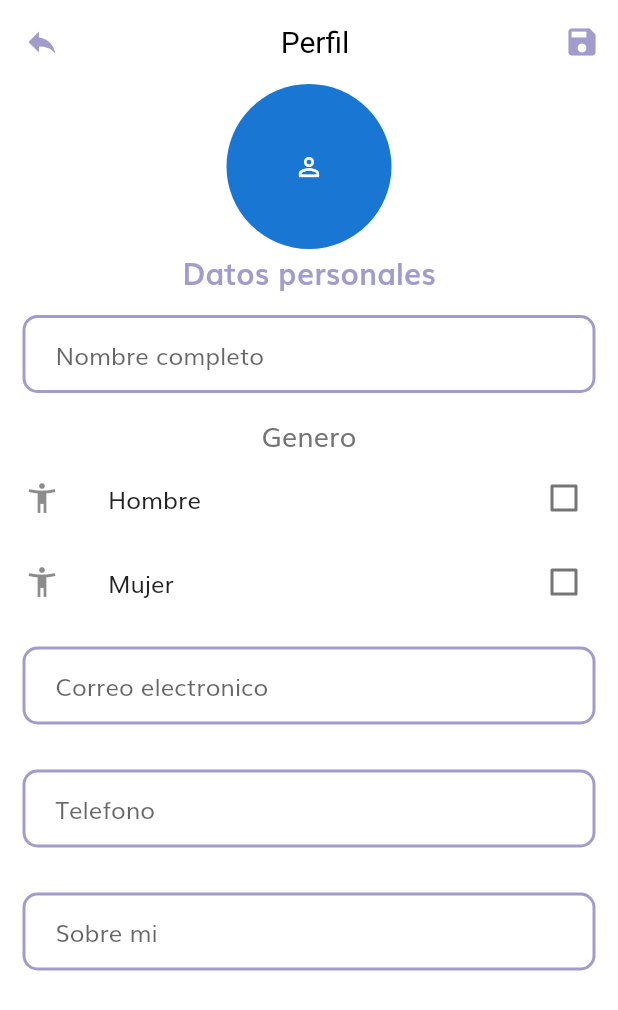
After one commit to StevenMontero/grocery_store_app_mobile, a Flutter app: the ProfilePage screen opened by its route, after a tap on "Editar Perfil", on a phone screen of 412 x 824 dp. The commit adds this screen. Shown: the top 1010 px of the screen. Run offline on Flutter 3.47's test engine with Material 2 defaults, Android fonts, the phone set to English and light mode, and no system bars; our stand-ins replace bloc, equatable, firebase_auth, firebase_core, flutter_bloc, flutter_svg and 4 more; missing offline and left inert: flutter_facebook_auth, pedantic; accounts and stored records are empty; network calls fail; project files that could hold a hidden picture were left out.

Commit message:
Perfil/editPerfil

```diff
--- a/lib/main.dart
+++ b/lib/main.dart
@@ -81,7 +81,7 @@ class _AppViewState extends State<AppView> {
           listener: (context, state) {
             switch (state.status) {
               case AuthenticationStatus.authenticated:
-                _navigator.pushReplacementNamed('home');
+                _navigator.pushReplacementNamed('profile');
                 break;
               case AuthenticationStatus.unauthenticated:
                 _navigator.pushReplacementNamed('choseLogOSig');
--- /dev/null
+++ b/lib/src/pages/Profile/edit_profile_page.dart
@@ -0,0 +1,192 @@
+import 'package:flutter/material.dart';
+import 'package:flutter_bloc/flutter_bloc.dart';
+import 'package:font_awesome_flutter/font_awesome_flutter.dart';
+import 'package:lamanda_petshopcr/src/blocs/AuthenticationBloc/authentication_bloc.dart';
+import 'package:lamanda_petshopcr/src/theme/colors.dart';
+import 'package:meta/meta.dart';
+
+class EditProfilePage extends StatefulWidget {
+  @override
+  State<StatefulWidget> createState() {
+    return _EditProfilePage();
+  }
+}
+
+class _EditProfilePage extends State<EditProfilePage> {
+  @override
+  Widget build(BuildContext context) {
+    final user = BlocProvider.of<AuthenticationBloc>(context).state.user;
+    return Scaffold(
+        appBar: buildAppbar(),
+        body: SingleChildScrollView(
+          child: Column(
+            //con Stack
+            //alignment: Alignment.center,
+            children: [
+              Container(
+                color: Colors.white,
+              ),
+              Positioned(
+                top: 15,
+                child: Center(
+                  child: CircleAvatar(
+                    radius: 55,
+                    backgroundImage:
+                        user.photo != null ? NetworkImage(user.photo) : null,
+                    child: user.photo == null
+                        ? const Icon(Icons.person_outline, size: 20)
+                        : null,
+                  ),
+                ),
+              ),
+              Column(
+                mainAxisAlignment: MainAxisAlignment.center,
+                children: <Widget>[
+                  Container(
+                    child: Text("Datos personales",
+                        style: new TextStyle(
+                            fontSize: 20,
+                            fontWeight: FontWeight.bold,
+                            color: ColorsApp.secondaryColorlightPurple)),
+                  ),
+                  buildOptionPerfil(),
+                ],
+              )
+            ],
+          ),
+        ));
+  }
+
+  Widget buildAppbar() {
+    return AppBar(
+      leading: Builder(
+        builder: (BuildContext context) {
+          return IconButton(
+            icon: const Icon(
+              Icons.reply,
+              color: ColorsApp.secondaryColorlightPurple,
+            ),
+            onPressed: () {
+              Navigator.of(context).pushReplacementNamed('profile');
+            },
+          );
+        },
+      ),
+      title: Center(
+          child: Text('Perfil',
+              style: new TextStyle(fontSize: 20, color: Colors.black))),
+      actions: <Widget>[
+        IconButton(
+          icon:
+              new Icon(Icons.save, color: ColorsApp.secondaryColorlightPurple),
+          onPressed: () {},
+        ),
+      ],
+    );
+  }
+
+  Widget buildOptionPerfil() {
+    bool _rest = false;
+    return Column(children: <Widget>[
+      Container(
+        margin: EdgeInsets.all(15),
+        decoration: BoxDecoration(
+            borderRadius: BorderRadius.all(Radius.circular(10.0)),
+            border: Border.all(
+                width: 2, color: ColorsApp.secondaryColorlightPurple)),
+        child: Column(
+          children: <Widget>[
+            Padding(
+              padding: const EdgeInsets.only(left: 20.0),
+              child: TextField(
+                decoration: InputDecoration(
+                    border: InputBorder.none, hintText: 'Nombre completo'),
+              ),
+            ),
+          ],
+        ),
+      ),
+      Text("Genero",style: new TextStyle(fontSize: 18)),
+      Container(
+        child: CheckboxListTile(
+          title: Text("Hombre"),
+          secondary: Icon(Icons.accessibility_new),
+          controlAffinity: ListTileControlAffinity.platform,
+          value: _rest,
+          onChanged: (bool value) {
+            setState(() {
+              _rest = value;
+            });
+          },
+        ),
+      ),
+      Container(
+        child: CheckboxListTile(
+          title: Text("Mujer"),
+          secondary: Icon(Icons.accessibility_new),
+          controlAffinity: ListTileControlAffinity.platform,
+          value: _rest,
+          onChanged: (bool value) {
+            setState(() {
+              _rest = value;
+            });
+          },
+        ),
+      ),
+      Container(
+        margin: EdgeInsets.all(15),
+        decoration: BoxDecoration(
+            borderRadius: BorderRadius.all(Radius.circular(10.0)),
+            border: Border.all(
+                width: 2, color: ColorsApp.secondaryColorlightPurple)),
+        child: Column(
+          children: <Widget>[
+            Padding(
+              padding: const EdgeInsets.only(left: 20.0),
+              child: TextField(
+                decoration: InputDecoration(
+                    border: InputBorder.none, hintText: 'Correo electronico'),
+              ),
+            ),
+          ],
+        ),
+      ),
+      Container(
+        margin: EdgeInsets.all(15),
+        decoration: BoxDecoration(
+            borderRadius: BorderRadius.all(Radius.circular(10.0)),
+            border: Border.all(
+                width: 2, color: ColorsApp.secondaryColorlightPurple)),
+        child: Column(
+          children: <Widget>[
+            Padding(
+              padding: const EdgeInsets.only(left: 20.0),
+              child: TextField(
+                decoration: InputDecoration(
+                    border: InputBorder.none, hintText: 'Telefono'),
+              ),
+            ),
+          ],
+        ),
+      ),
+      Container(
+        margin: EdgeInsets.all(15),
+        decoration: BoxDecoration(
+            borderRadius: BorderRadius.all(Radius.circular(10.0)),
+            border: Border.all(
+                width: 2, color: ColorsApp.secondaryColorlightPurple)),
+        child: Column(
+          children: <Widget>[
+            Padding(
+              padding: const EdgeInsets.only(left: 20.0),
+              child: TextField(
+                decoration: InputDecoration(
+                    border: InputBorder.none, hintText: 'Sobre mi'),
+              ),
+            ),
+          ],
+        ),
+      ),
+    ]);
+  }
+}
--- /dev/null
+++ b/lib/src/pages/Profile/profile_page.dart
@@ -0,0 +1,194 @@
+import 'package:flutter/material.dart';
+import 'package:flutter_bloc/flutter_bloc.dart';
+import 'package:flutter_svg/flutter_svg.dart';
+import 'package:font_awesome_flutter/font_awesome_flutter.dart';
+import 'package:lamanda_petshopcr/src/blocs/AuthenticationBloc/authentication_bloc.dart';
+import 'package:lamanda_petshopcr/src/library/language_library/easy_localization.dart';
+import 'package:lamanda_petshopcr/src/models/product.dart';
+import 'package:lamanda_petshopcr/src/theme/colors.dart';
+import 'package:lamanda_petshopcr/src/widgets/BottomNavBar/bottom_navbar.dart';
+import 'package:lamanda_petshopcr/src/widgets/BottomNavBar/cubit/navbar_cubit.dart';
+import 'package:lamanda_petshopcr/src/widgets/Category/category.dart';
+import 'package:lamanda_petshopcr/src/widgets/product_card.dart';
+import 'package:flutter/cupertino.dart';
+import 'package:flutter/material.dart';
+
+import '../../theme/colors.dart';
+
+class ProfilePage extends StatefulWidget {
+  @override
+  State<StatefulWidget> createState() {
+    return _ProfilePage();
+  }
+}
+
+class _ProfilePage extends State<ProfilePage> {
+  @override
+  Widget build(BuildContext context) {
+    final user = BlocProvider.of<AuthenticationBloc>(context).state.user;
+    return Scaffold(
+      body: Stack(
+        alignment: Alignment.center,
+        children: [
+          Container(
+            color: Colors.white,
+          ),
+          Positioned(
+            top: 0,
+            child: Container(
+              color: ColorsApp.secondaryColorlightPurple,
+              width: 800,
+              height: 150,
+            ),
+          ),
+          // Container(
+          Positioned(
+            top: 90,
+            child: Center(
+              child: CircleAvatar(
+                  radius: 60,
+                  backgroundColor: Colors.white,
+                  child: CircleAvatar(
+                    radius: 55,
+                    backgroundImage:
+                        user.photo != null ? NetworkImage(user.photo) : null,
+                    child: user.photo == null
+                        ? const Icon(Icons.person_outline, size: 20)
+                        : null,
+                  )),
+            ),
+          ),
+          Positioned(
+            top: 220,
+            child: Column(
+              children: <Widget>[
+                botonPerfil(),
+              ],
+            ),
+          ),
+          Column(
+              mainAxisAlignment: MainAxisAlignment.center,
+              children: <Widget>[
+                botonsOptions(),
+              ])
+        ],
+      ),
+    );
+  }
+
+  Widget botonPerfil() {
+    return Column(
+      children: <Widget>[
+        Center(
+          child: Text("Nombre Apellido",
+              style: new TextStyle(fontSize: 15,
+                  fontWeight: FontWeight.bold, color: Colors.black)),
+        ),
+        MaterialButton(
+          onPressed: () {
+            Navigator.of(context).pushReplacementNamed('editProfile');
+          },
+          child: Row(
+            children: [
+              Icon(FontAwesomeIcons.userEdit,
+                  color: ColorsApp.secondaryColorlightPurple, size: 20),
+              Text("   Editar Perfil",
+                  style: new TextStyle(
+                      fontSize: 12,
+                      fontWeight: FontWeight.bold,
+                      color: ColorsApp.secondaryColorlightPurple)),
+            ],
+          ),
+        ),
+      ],
+    );
+  }
+
+  Widget botonsOptions() {
+    return Column(
+        mainAxisAlignment: MainAxisAlignment.spaceEvenly,
+        children: <Widget>[
+          MaterialButton(
+              onPressed: () {},
+              color: Colors.white,
+              minWidth: 100,
+              height: 60,
+              child: Row(
+                children: [
+                  Image.asset(
+                    "assets/icons/creditAcount.png",
+                    width: 40,
+                    height: 40,
+                  ),
+                  Padding(
+                    padding: const EdgeInsets.only(left: 20.0),
+                    child: Text("Metodos de pago"),
+                  ),
+                ],
+              )),
+          Divider(
+            height: 0.5,
+          ),
+          MaterialButton(
+              onPressed: () {},
+              color: Colors.white,
+              minWidth: 100,
+              height: 60,
+              child: Row(
+                children: [
+                  Image.asset(
+                    "assets/icons/truck.png",
+                    width: 40,
+                    height: 40,
+                  ),
+                  Padding(
+                    padding: const EdgeInsets.only(left: 20.0),
+                    child: Text("Ordenes"),
+                  ),
+                ],
+              )),
+          Divider(
+            height: 0.5,
+          ),
+          MaterialButton(
+              onPressed: () {},
+              color: Colors.white,
+              minWidth: 100,
+              height: 60,
+              child: Row(
+                children: [
+                  Image.asset(
+                    "assets/icons/setting.png",
+                    width: 40,
+                    height: 40,
+                  ),
+                  Padding(
+                    padding: const EdgeInsets.only(left: 20.0),
+                    child: Text("Configuraciones"),
+                  ),
+                ],
+              )),
+          Divider(
+            height: 0.5,
+          ),
+          MaterialButton(
+              onPressed: () {},
+              color: Colors.white,
+              minWidth: 100,
+              height: 60,
+              child: Row(
+                children: [
+                  Image.asset(
+                    "assets/icons/aboutapp.png",
+                    width: 40,
+                    height: 40,
+                  ),
+                  Padding(
+                    padding: const EdgeInsets.only(left: 20.0),
+                    child: Text("Sobre nosotros"),
+                  ),
+                ],
+              ))
+        ]);
+  }
+}
--- a/lib/src/routes/routes.dart
+++ b/lib/src/routes/routes.dart
@@ -3,6 +3,8 @@ import 'package:lamanda_petshopcr/src/pages/Home/home_page.dart';
 import 'package:lamanda_petshopcr/src/pages/LoginAndSignUp/Login/login_page.dart';
 import 'package:lamanda_petshopcr/src/pages/LoginAndSignUp/Signup/signup_page.dart';
 import 'package:lamanda_petshopcr/src/pages/LoginAndSignUp/choseLoginOrSignuo_page.dart';
+import 'package:lamanda_petshopcr/src/pages/Profile/edit_profile_page.dart';
+import 'package:lamanda_petshopcr/src/pages/Profile/profile_page.dart';
 
 Map<String, WidgetBuilder> getRoutesApp() {
   return <String, WidgetBuilder>{
@@ -10,5 +12,7 @@ Map<String, WidgetBuilder> getRoutesApp() {
     'login': (BuildContext context) => LoginScreen(),
     'signup': (BuildContext context) => SignupScreen(),
     'home': (BuildContext context) => HomeScreen(),
+    'profile':(BuildContext context) => ProfilePage(),
+    'editProfile':(BuildContext context) => EditProfilePage(),
   };
 }
```
Also changed, not shown: assets/icons/aboutapp.png (added), assets/icons/creditAcount.png (added), assets/icons/setting.png (added), assets/icons/truck.png (added).
